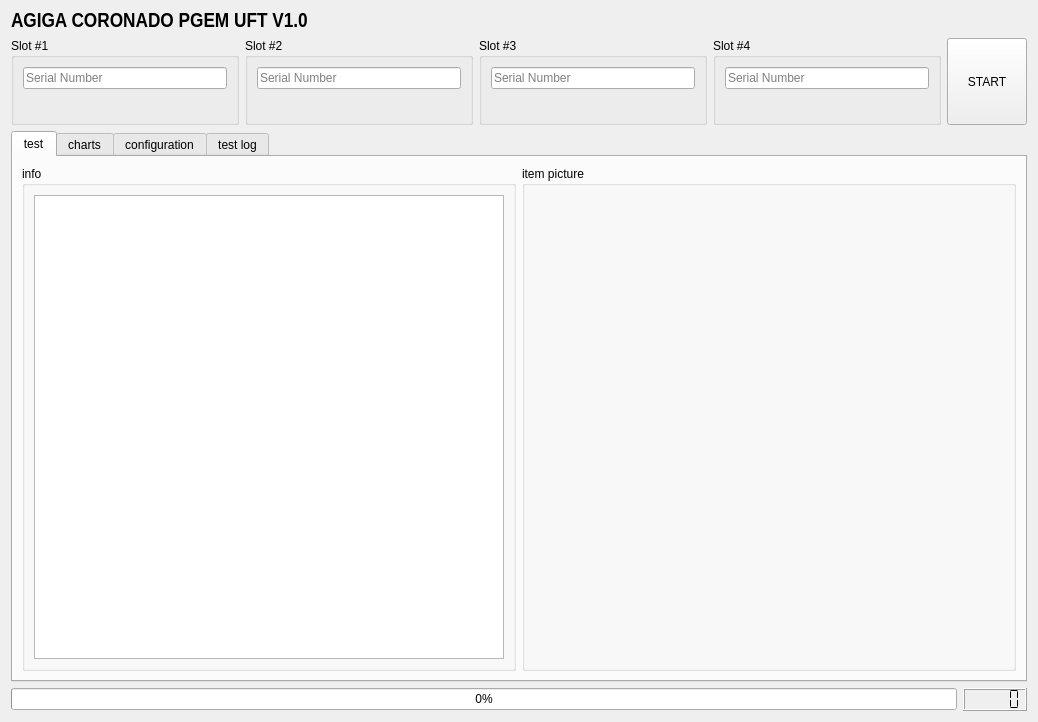
Above: src/UFT_GUI/UFT_Ui.ui from fanmuzhi/UFT before the change. Below: the same form after it.
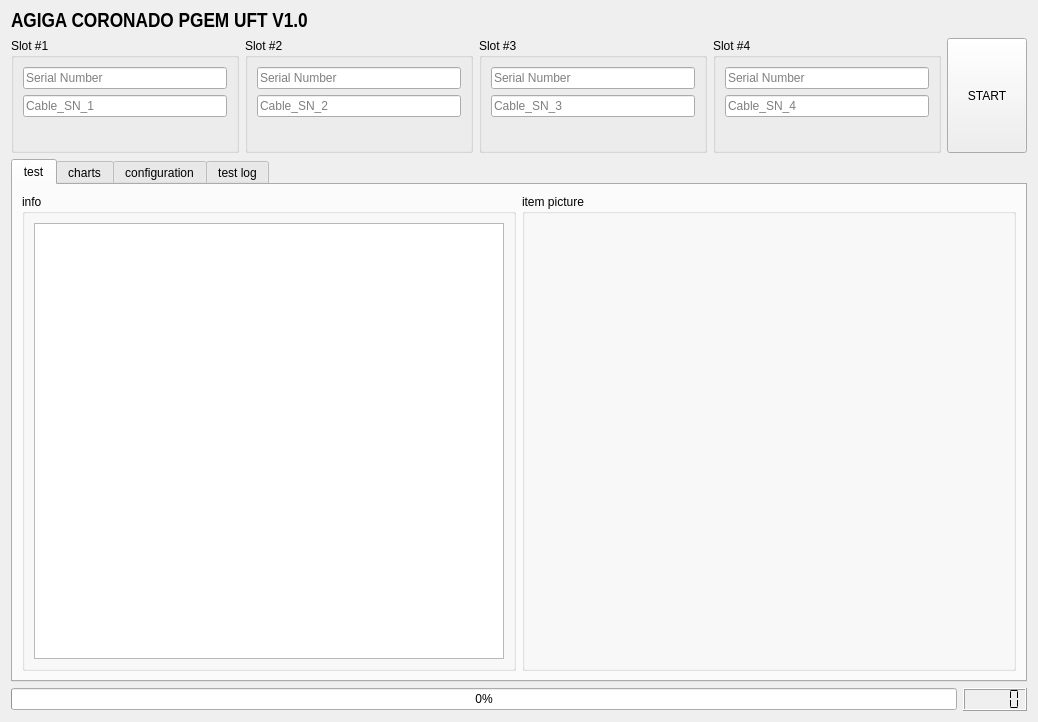
That is the form after the change. Custom widgets are drawn as their Qt base class.

```diff
--- a/src/UFT_GUI/UFT_Ui.ui
+++ b/src/UFT_GUI/UFT_Ui.ui
@@ -487,6 +487,13 @@
           </property>
          </widget>
         </item>
+        <item>
+         <widget class="QLineEdit" name="CablelineEdit_1">
+          <property name="placeholderText">
+           <string>Cable_SN_1</string>
+          </property>
+         </widget>
+        </item>
         <item>
          <widget class="QLabel" name="label_1">
           <property name="font">
@@ -521,6 +528,13 @@
           </property>
          </widget>
         </item>
+        <item>
+         <widget class="QLineEdit" name="CablelineEdit_2">
+          <property name="placeholderText">
+           <string>Cable_SN_2</string>
+          </property>
+         </widget>
+        </item>
         <item>
          <widget class="QLabel" name="label_2">
           <property name="font">
@@ -555,6 +569,13 @@
           </property>
          </widget>
         </item>
+        <item>
+         <widget class="QLineEdit" name="CablelineEdit_3">
+          <property name="placeholderText">
+           <string>Cable_SN_3</string>
+          </property>
+         </widget>
+        </item>
         <item>
          <widget class="QLabel" name="label_3">
           <property name="font">
@@ -589,6 +610,13 @@
           </property>
          </widget>
         </item>
+        <item>
+         <widget class="QLineEdit" name="CablelineEdit_4">
+          <property name="placeholderText">
+           <string>Cable_SN_4</string>
+          </property>
+         </widget>
+        </item>
         <item>
          <widget class="QLabel" name="label_4">
           <property name="font">
```
Left out of the diff: 128 changed lines with no effect on the pictures.
